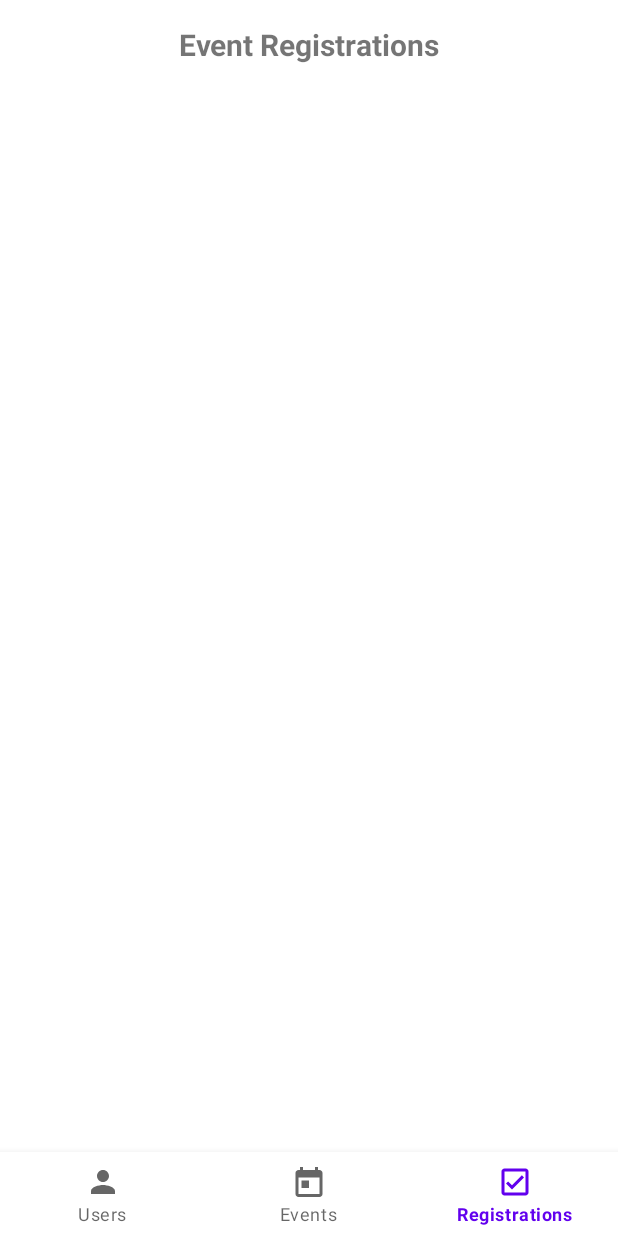
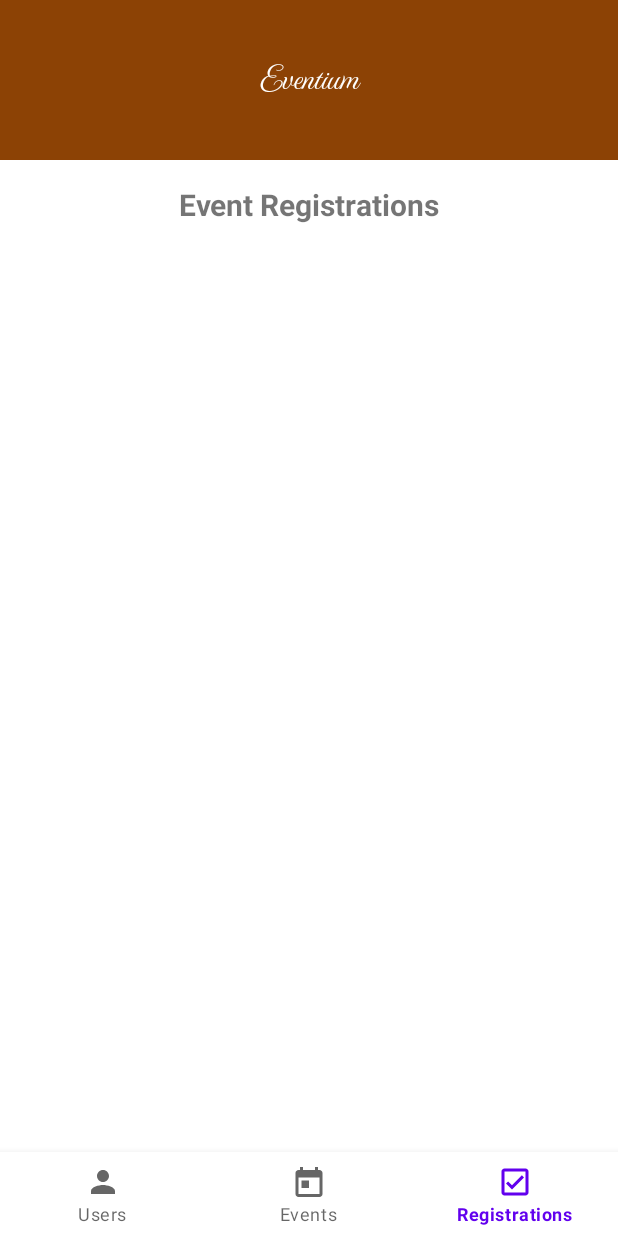
Before and after one commit to alex-sumy-ua/eventium-frontend, an Android app built with Jetpack Compose: the screen it shows after launch (MainActivity), item 3 of the bottom bar chosen, on a phone screen of 412 x 824 dp. Run offline under Robolectric (Android 15) with nearby library versions, the phone set to English and light mode, and no system bars; 1 statement that could not run was skipped.

Commit message:
refactoring: Eventium banner added

```diff
--- a/app/src/main/java/com/gamboom/eventiumfrontend/MainActivity.java
+++ b/app/src/main/java/com/gamboom/eventiumfrontend/MainActivity.java
@@ -7,29 +7,13 @@ import android.widget.Toast;
 import androidx.annotation.Nullable;
 import androidx.appcompat.app.AppCompatActivity;
 import androidx.fragment.app.Fragment;
-import androidx.recyclerview.widget.LinearLayoutManager;
-import androidx.recyclerview.widget.RecyclerView;
 
 import com.gamboom.eventiumfrontend.fragments.EventFragment;
 import com.gamboom.eventiumfrontend.fragments.EventRegistrationFragment;
 import com.gamboom.eventiumfrontend.fragments.UserFragment;
-import com.gamboom.eventiumfrontend.model.User;
-import com.gamboom.eventiumfrontend.repository.UserRepository;
-import com.gamboom.eventiumfrontend.util.UserAdapter;
 import com.google.android.material.bottomnavigation.BottomNavigationView;
 
-import java.util.ArrayList;
-import java.util.List;
-
-import retrofit2.Call;
-import retrofit2.Callback;
-import retrofit2.Response;
-
 public class MainActivity extends AppCompatActivity {
-
-    private RecyclerView recyclerView;
-    private UserAdapter userAdapter;
-    private UserRepository userRepository;
 
     @Override
     protected void onCreate(@Nullable Bundle savedInstanceState) {
@@ -40,6 +24,7 @@ public class MainActivity extends AppCompatActivity {
         BottomNavigationView bottomNavigationView = findViewById(R.id.bottom_navigation);
         bottomNavigationView.setOnItemSelectedListener(item -> {
             Fragment selectedFragment = null;
+
             if (item.getItemId() == R.id.nav_users) {
                 selectedFragment = new UserFragment();
             } else if (item.getItemId() == R.id.nav_events) {
@@ -47,44 +32,20 @@ public class MainActivity extends AppCompatActivity {
             } else if (item.getItemId() == R.id.nav_event_registrations) {
                 selectedFragment = new EventRegistrationFragment();
             }
+
             if (selectedFragment != null) {
-                getSupportFragmentManager().beginTransaction().replace(R.id.fragment_container, selectedFragment).commit();
+                getSupportFragmentManager().beginTransaction()
+                        .replace(R.id.fragment_container, selectedFragment)
+                        .commit();
             }
             return true;
         });
 
-        // Set default fragment
+        // Set default fragment if none is already loaded
         if (savedInstanceState == null) {
-            getSupportFragmentManager().beginTransaction().replace(R.id.fragment_container, new UserFragment()).commit();
+            getSupportFragmentManager().beginTransaction()
+                    .replace(R.id.fragment_container, new UserFragment())
+                    .commit();
         }
-
-        // RecyclerView Setup (for users)
-        recyclerView = findViewById(R.id.userRecyclerView);
-        recyclerView.setLayoutManager(new LinearLayoutManager(this));
-
-        userAdapter = new UserAdapter(new ArrayList<>());
-        recyclerView.setAdapter(userAdapter);
-
-        userRepository = new UserRepository();
-        fetchUsers();
-    }
-
-    private void fetchUsers() {
-        userRepository.getAllUsers().enqueue(new Callback<List<User>>() {
-            @Override
-            public void onResponse(Call<List<User>> call, Response<List<User>> response) {
-                if (response.isSuccessful() && response.body() != null && !response.body().isEmpty()) {
-                    userAdapter.updateData(response.body());
-                } else {
-                    Toast.makeText(MainActivity.this, "No users found", Toast.LENGTH_SHORT).show();
-                }
-            }
-
-            @Override
-            public void onFailure(Call<List<User>> call, Throwable t) {
-                Toast.makeText(MainActivity.this, "Error loading users", Toast.LENGTH_SHORT).show();
-                Log.e("MainActivity", "API call failed", t);
-            }
-        });
     }
 }
--- a/app/src/main/java/com/gamboom/eventiumfrontend/util/EventAdapter.java
+++ b/app/src/main/java/com/gamboom/eventiumfrontend/util/EventAdapter.java
@@ -48,6 +48,7 @@ public class EventAdapter extends RecyclerView.Adapter<EventAdapter.EventViewHol
         holder.description.setText(event.getDescription());
         holder.location.setText(event.getLocation());
 
+        // Format createdAt with DateTimeFormatter and handle null value
         DateTimeFormatter formatter = DateTimeFormatter.ofPattern("yyyy-MM-dd HH:mm");
 
         // Null check for LocalDateTime fields
--- /dev/null
+++ b/app/src/main/res/font/eventium_font.xml
@@ -0,0 +1,9 @@
+<?xml version="1.0" encoding="utf-8"?>
+<font-family xmlns:android="http://schemas.android.com/apk/res/android">
+    <font android:font="@font/eventium_regular"
+        android:fontStyle="normal"
+        android:fontWeight="600"/>
+    <font android:font="@font/eventium_bold"
+        android:fontStyle="normal"
+        android:fontWeight="700"/>
+</font-family>
--- a/app/src/main/res/layout/activity_main.xml
+++ b/app/src/main/res/layout/activity_main.xml
@@ -6,19 +6,28 @@
     android:orientation="vertical"
     tools:context=".MainActivity">
 
+    <!-- Eventium Banner at the Top -->
+    <TextView
+        android:id="@+id/banner_text"
+        android:layout_width="match_parent"
+        android:layout_height="wrap_content"
+        android:text="Eventium"
+        android:textSize="24sp"
+        android:textStyle="bold"
+        android:gravity="center"
+        android:padding="16dp"
+        android:background="@color/chocolateColor"
+        android:textColor="@android:color/white"
+        android:fontFamily="@font/eventium_font"/>
+
     <!-- Fragment container for switching between fragments -->
     <androidx.fragment.app.FragmentContainerView
         android:id="@+id/fragment_container"
-        android:name="com.gamboom.eventiumfrontend.fragments.UserFragment"
         android:layout_width="match_parent"
         android:layout_height="0dp"
         android:layout_weight="1" />
 
-    <!-- RecyclerView to show the list of users -->
-    <androidx.recyclerview.widget.RecyclerView
-        android:id="@+id/userRecyclerView"
-        android:layout_width="match_parent"
-        android:layout_height="wrap_content" />
+<!--    <include layout="@layout/banner_eventium"/>-->
 
     <!-- Bottom Navigation -->
     <com.google.android.material.bottomnavigation.BottomNavigationView
--- a/app/src/main/res/values/colors.xml
+++ b/app/src/main/res/values/colors.xml
@@ -7,4 +7,5 @@
     <color name="teal_700">#FF018786</color>
     <color name="black">#FF000000</color>
     <color name="white">#FFFFFFFF</color>
+    <color name="chocolateColor">#8C4205</color> <!-- Chocolate brown -->
 </resources>
```
Also changed, not shown: app/src/main/res/layout/banner_eventium.xml (added, +17 -0 lines), app/src/main/res/font/eventium_bold.ttf (added), 1 other file.
